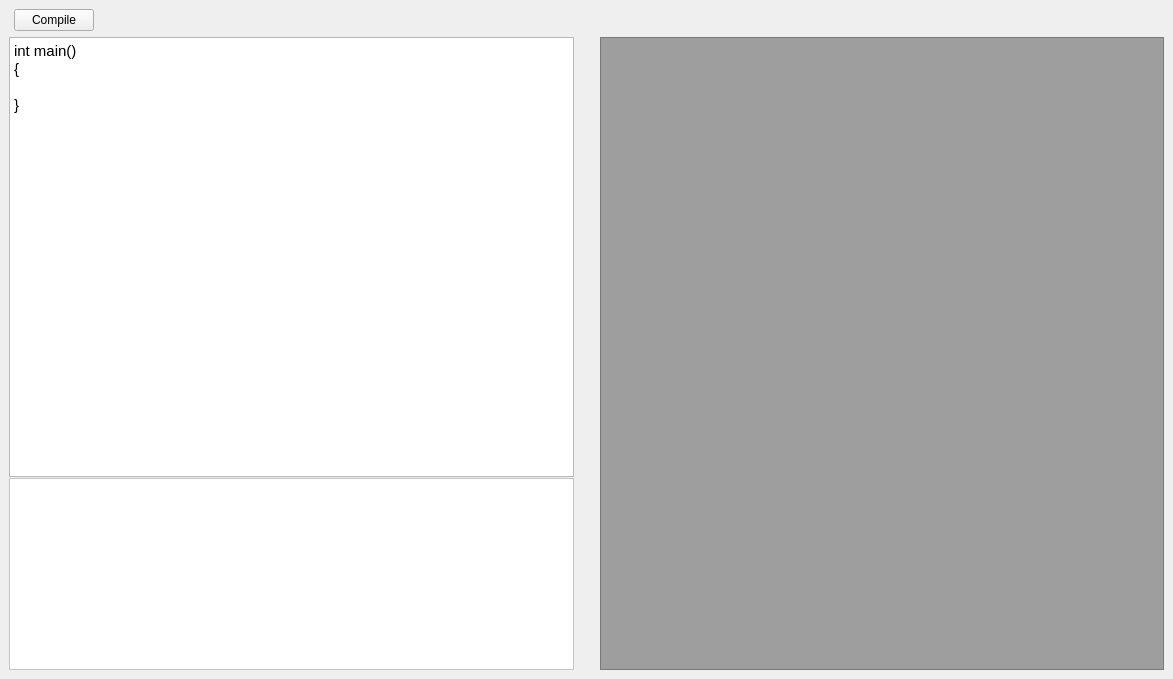
Qt form app/mainwindow.ui (davidvidovic/riscv-emulator) before a commit.
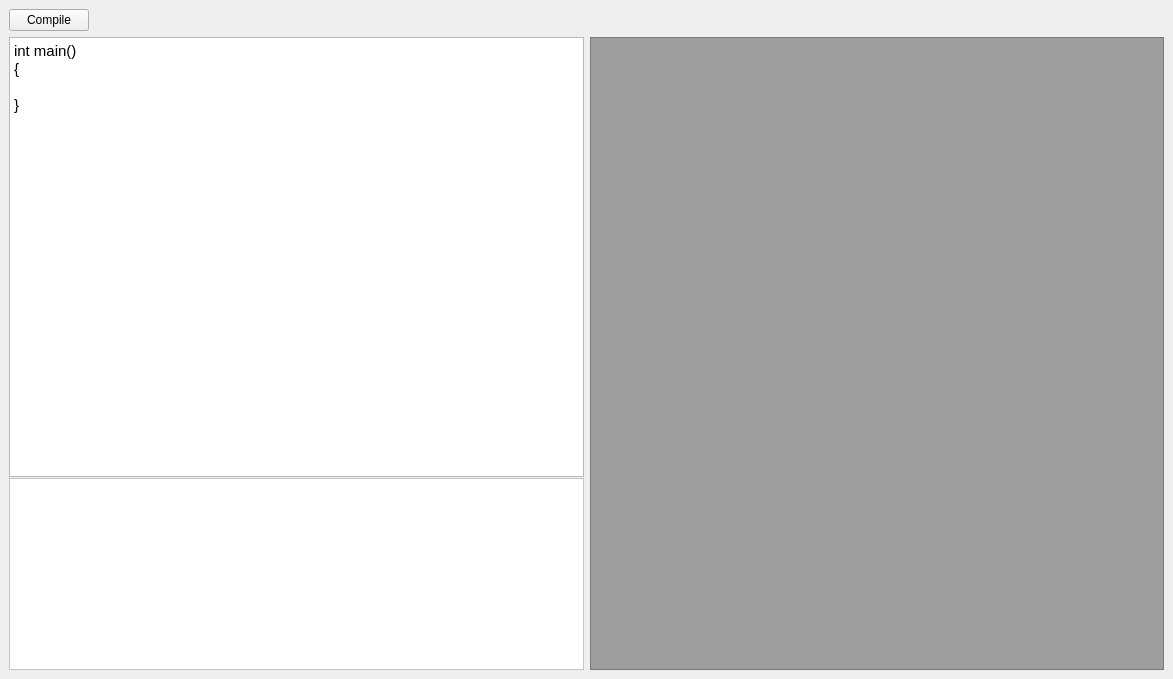
The same form after that commit.

Commit message: Fixed bugs regarding operands in AST on ADD and SUB operations. Contents of input.c are now loaded into UI if such file exists.

Diff of the .ui file:
```diff
--- a/app/mainwindow.ui
+++ b/app/mainwindow.ui
@@ -64,19 +64,6 @@
           </item>
          </layout>
         </item>
-        <item>
-         <spacer name="verticalSpacer">
-          <property name="orientation">
-           <enum>Qt::Vertical</enum>
-          </property>
-          <property name="sizeHint" stdset="0">
-           <size>
-            <width>20</width>
-            <height>40</height>
-           </size>
-          </property>
-         </spacer>
-        </item>
         <item>
          <widget class="QTextEdit" name="asm_textbox">
           <property name="autoFillBackground">
@@ -96,22 +83,6 @@
     </item>
     <item row="0" column="0">
      <layout class="QHBoxLayout" name="horizontalLayout_2">
-      <item>
-       <spacer name="horizontalSpacer_2">
-        <property name="orientation">
-         <enum>Qt::Horizontal</enum>
-        </property>
-        <property name="sizeType">
-         <enum>QSizePolicy::Fixed</enum>
-        </property>
-        <property name="sizeHint" stdset="0">
-         <size>
-          <width>5</width>
-          <height>20</height>
-         </size>
-        </property>
-       </spacer>
-      </item>
       <item>
        <widget class="QPushButton" name="pushButton">
         <property name="text">
```
Left out of the diff: 2 changed lines with no effect on the pictures. The commit also changes 6 other files.
